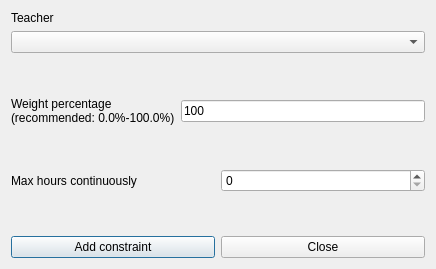
Qt form fet/src/interface/addconstraintteachermaxhourscontinuouslyform_template.ui (vonmecheln/fet) before a commit.
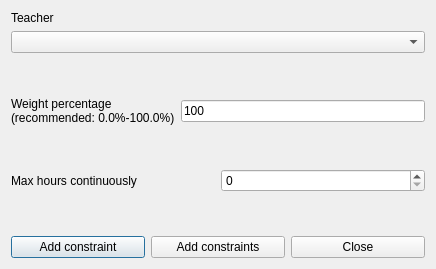
The same form after that commit.

```diff
--- a/fet/src/interface/addconstraintteachermaxhourscontinuouslyform_template.ui
+++ b/fet/src/interface/addconstraintteachermaxhourscontinuouslyform_template.ui
@@ -146,6 +146,13 @@
        </property>
       </widget>
      </item>
+     <item>
+      <widget class="QPushButton" name="addConstraintsPushButton">
+       <property name="text">
+        <string>Add constraints</string>
+       </property>
+      </widget>
+     </item>
      <item>
       <widget class="QPushButton" name="closePushButton">
        <property name="text">
```
